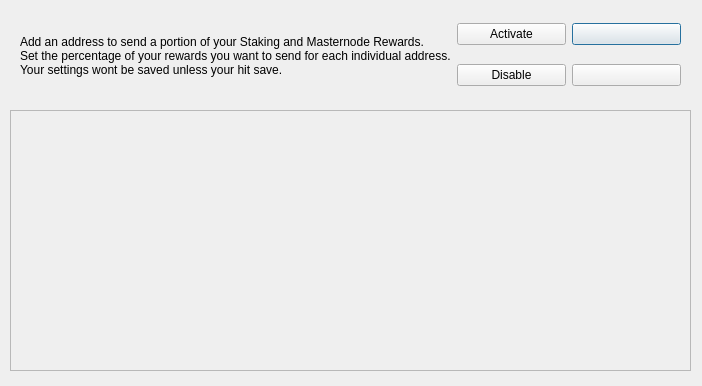
First picture: the form in src/qt/forms/multisendconfigdialog.ui, repository bulwark-crypto/Bulwark, before the edit.
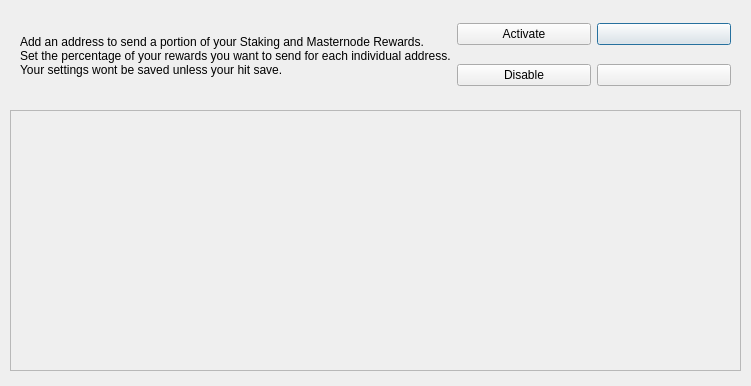
Second picture: the form after the edit. Icons and pictures are not drawn.

Commit message: Changed QSpinBox to QDoubleSpinBox

Patch:
```diff
--- a/src/qt/forms/multisendconfigdialog.ui
+++ b/src/qt/forms/multisendconfigdialog.ui
@@ -6,7 +6,7 @@
    <rect>
     <x>0</x>
     <y>0</y>
-    <width>702</width>
+    <width>751</width>
     <height>386</height>
    </rect>
   </property>
@@ -18,7 +18,7 @@
     <rect>
      <x>10</x>
      <y>110</y>
-     <width>681</width>
+     <width>731</width>
      <height>261</height>
     </rect>
    </property>
@@ -36,7 +36,7 @@
      <rect>
       <x>0</x>
       <y>0</y>
-      <width>679</width>
+      <width>729</width>
       <height>259</height>
      </rect>
     </property>
@@ -65,7 +65,7 @@
     <rect>
      <x>10</x>
      <y>10</y>
-     <width>681</width>
+     <width>731</width>
      <height>91</height>
     </rect>
    </property>
```
The commit also changes 1 other file.
